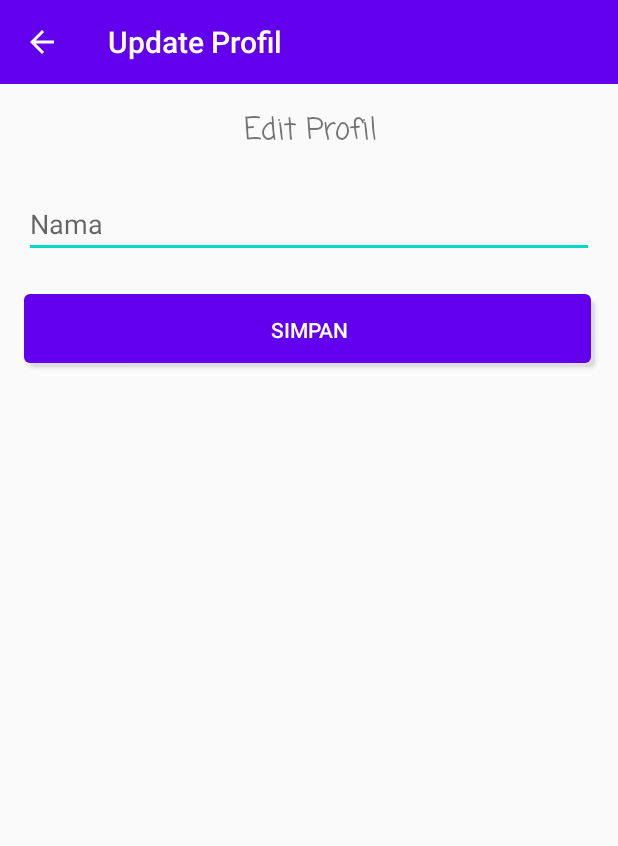
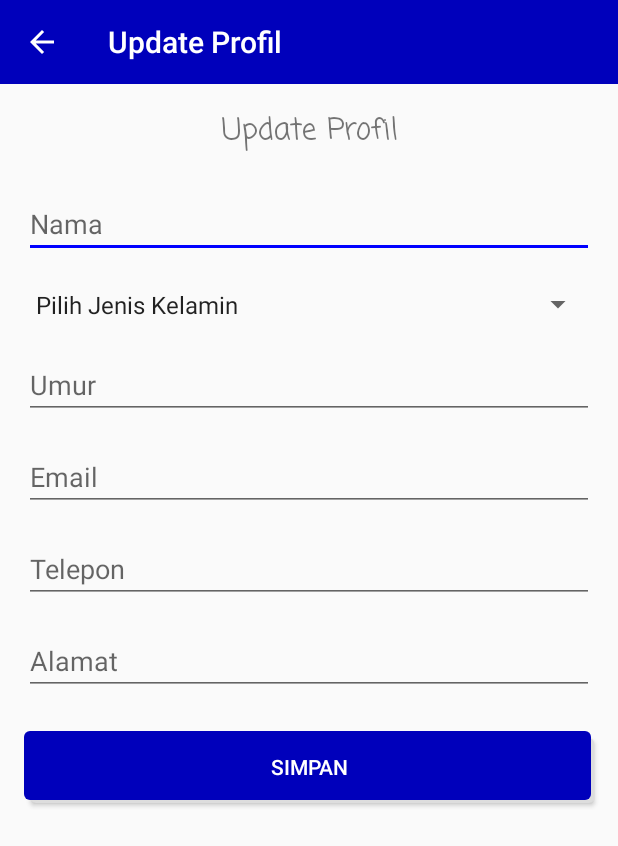
Before and after one commit to rfqgal/SMKCoding-Project-1, an Android app: the UpdateActivity screen opened directly, with no data from a screen before it, on a phone screen of 412 x 824 dp. Shown: the top 846 px of the screen. Run offline under Robolectric (Android 15) with nearby library versions, the phone set to English and light mode, and no system bars.

Commit message:
SMK Coding Challenge 1
Update akhir pengerjaan challenge 1

```diff
--- a/app/src/main/java/com/example/smkcodingproject1/MainActivity.kt
+++ b/app/src/main/java/com/example/smkcodingproject1/MainActivity.kt
@@ -57,8 +57,11 @@ class MainActivity : AppCompatActivity() {
             inName.isEmpty() -> edtName.error = "Nama tidak boleh kosong"
             inGender.equals("Pilih Jenis Kelamin", ignoreCase = true) -> toast("Jenis kelamin harus dipilih")
             inAge.isEmpty() -> edtAge.error = "Umur harus diisi"
+            inAge == "0" -> edtAge.error = "Umur tidak boleh 0"
             inEmail.isEmpty() -> edtEmail.error = "Email tidak boleh kosong"
+            inEmail.length < 9 -> edtEmail.error = "Email Anda tidak valid"
             inPhone.isEmpty() -> edtPhone.error = "Nomor telepon tidak boleh kosong"
+            inPhone.length < 10 -> edtPhone.error = "Nomor telepon harus lebih dari 10 digit"
             inAddress.isEmpty() -> edtAddress.error = "Alamat tidak boleh kosong"
 
             else -> {
--- a/app/src/main/res/layout/activity_update.xml
+++ b/app/src/main/res/layout/activity_update.xml
@@ -20,7 +20,7 @@
         android:layout_margin="16dp"
         android:fontFamily="casual"
         android:gravity="center_horizontal"
-        android:text="Edit Profil"
+        android:text="Update Profil"
         android:textSize="20sp" />
 
     <EditText
@@ -29,7 +29,53 @@
         android:layout_height="wrap_content"
         android:layout_marginHorizontal="16dp"
         android:layout_marginVertical="8dp"
-        android:hint="@string/nama" />
+        android:hint="@string/nama"
+        android:inputType="textCapWords" />
+
+    <Spinner
+        android:id="@+id/spUpdGender"
+        android:layout_width="match_parent"
+        android:layout_height="wrap_content"
+        android:layout_marginHorizontal="16dp"
+        android:layout_marginVertical="8dp"
+        android:entries="@array/gender"
+        android:paddingVertical="4dp" />
+
+    <EditText
+        android:id="@+id/edtUpdAge"
+        android:layout_width="match_parent"
+        android:layout_height="wrap_content"
+        android:layout_marginHorizontal="16dp"
+        android:layout_marginVertical="8dp"
+        android:hint="Umur"
+        android:inputType="number" />
+
+    <EditText
+        android:id="@+id/edtUpdEmail"
+        android:layout_width="match_parent"
+        android:layout_height="wrap_content"
+        android:layout_marginHorizontal="16dp"
+        android:layout_marginVertical="8dp"
+        android:hint="Email"
+        android:inputType="textEmailAddress" />
+
+    <EditText
+        android:id="@+id/edtUpdPhone"
+        android:layout_width="match_parent"
+        android:layout_height="wrap_content"
+        android:layout_marginHorizontal="16dp"
+        android:layout_marginVertical="8dp"
+        android:hint="Telepon"
+        android:inputType="phone" />
+
+    <EditText
+        android:id="@+id/edtUpdAddress"
+        android:layout_width="match_parent"
+        android:layout_height="wrap_content"
+        android:layout_marginHorizontal="16dp"
+        android:layout_marginVertical="8dp"
+        android:hint="Alamat"
+        android:inputType="textMultiLine|textCapWords" />
 
     <Button
         android:id="@+id/btnUpdSave"
--- a/app/src/main/res/values/colors.xml
+++ b/app/src/main/res/values/colors.xml
@@ -1,6 +1,6 @@
 <?xml version="1.0" encoding="utf-8"?>
 <resources>
-    <color name="colorPrimary">#6200EE</color>
-    <color name="colorPrimaryDark">#3700B3</color>
-    <color name="colorAccent">#03DAC5</color>
+    <color name="colorPrimary">#0000BB</color>
+    <color name="colorPrimaryDark">#000077</color>
+    <color name="colorAccent">#0000FF</color>
 </resources>
```
Also changed, not shown: app/src/main/AndroidManifest.xml (+10 -7 lines), app/src/main/java/com/example/smkcodingproject1/ProfilActivity.kt (+27 -3 lines), app/src/main/java/com/example/smkcodingproject1/SplashActivity.kt (added, +21 -0 lines), app/src/main/java/com/example/smkcodingproject1/UpdateActivity.kt (+40 -2 lines), app/src/main/res/layout/activity_profil.xml (+15 -4 lines), app/src/main/res/layout/activity_splash.xml (added, +46 -0 lines), 1 other file.
